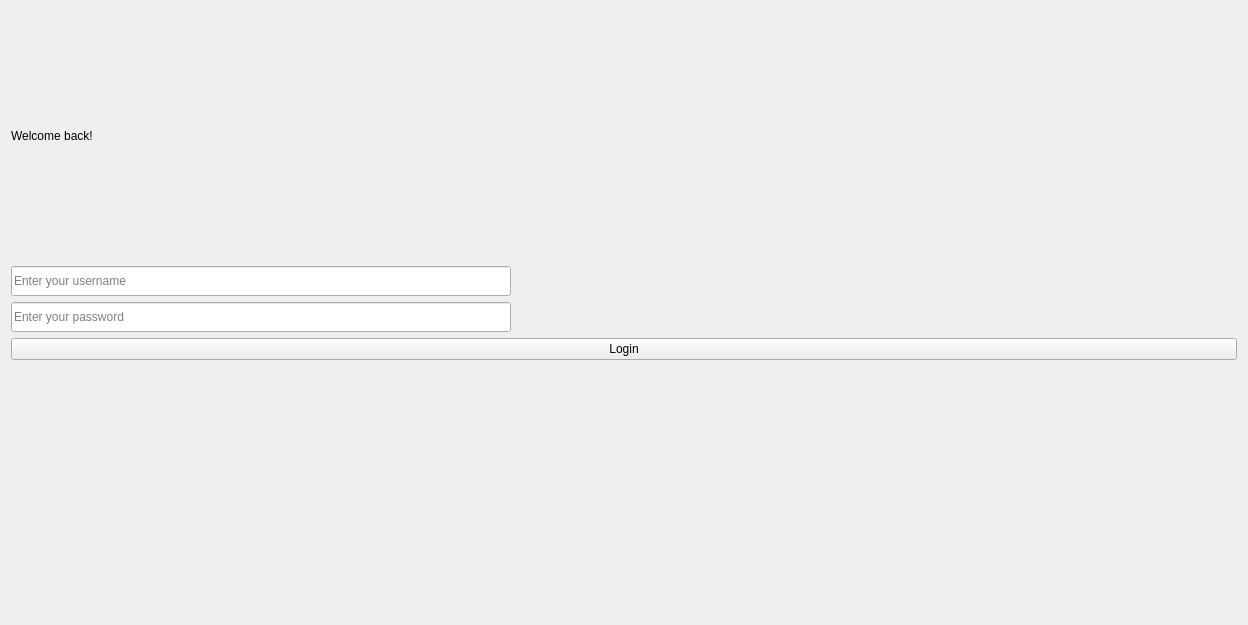
The window that src/login.ui (codingburgas/finance-challenge-vermogenskrieger) describes before a commit, drawn with Qt 5.
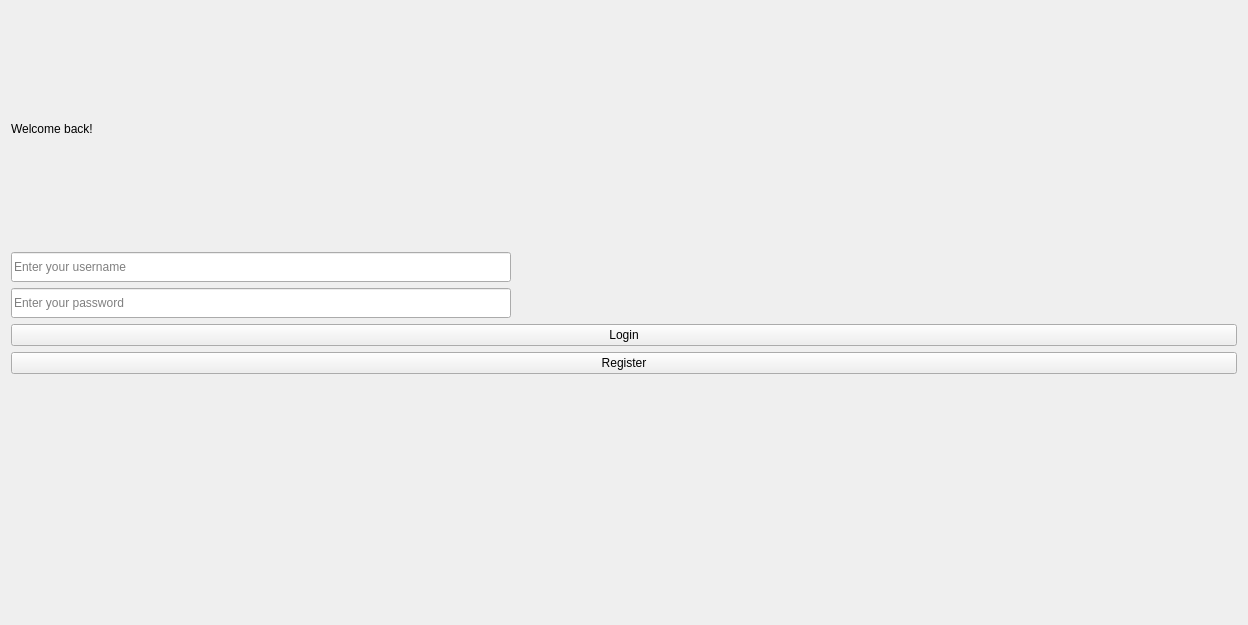
The same window after the commit.

```diff
--- a/src/login.ui
+++ b/src/login.ui
@@ -60,6 +60,13 @@
      </property>
     </widget>
    </item>
+   <item>
+    <widget class="QPushButton" name="registerButton"> <!-- Register Button Added -->
+     <property name="text">
+      <string>Register</string>
+     </property>
+    </widget>
+   </item>
    <item>
     <widget class="QLabel" name="statusLabel"/>
    </item>
```
Left out of the diff: 2 changed lines with no effect on the pictures.
